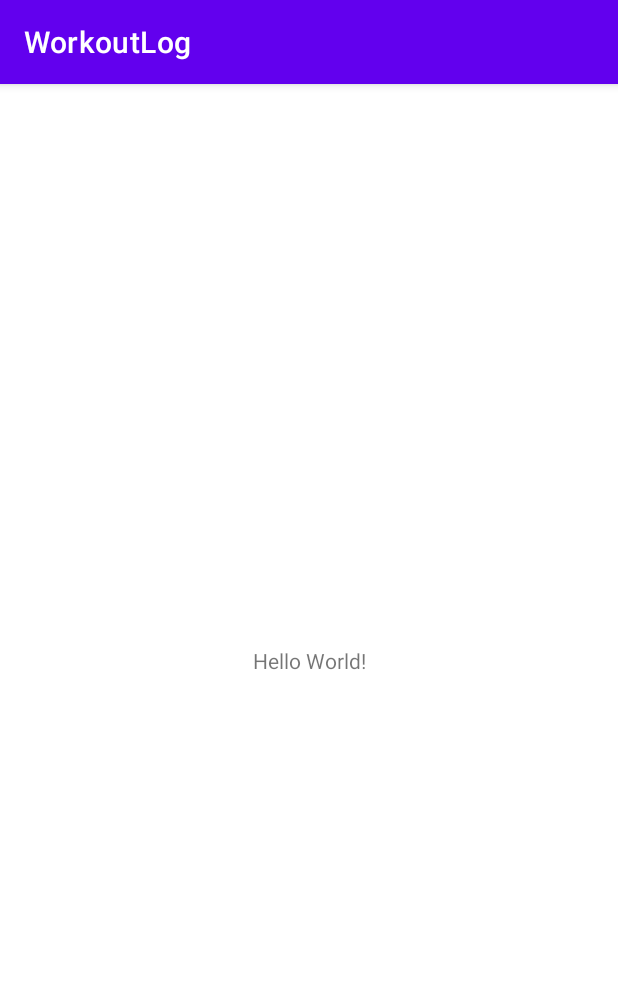
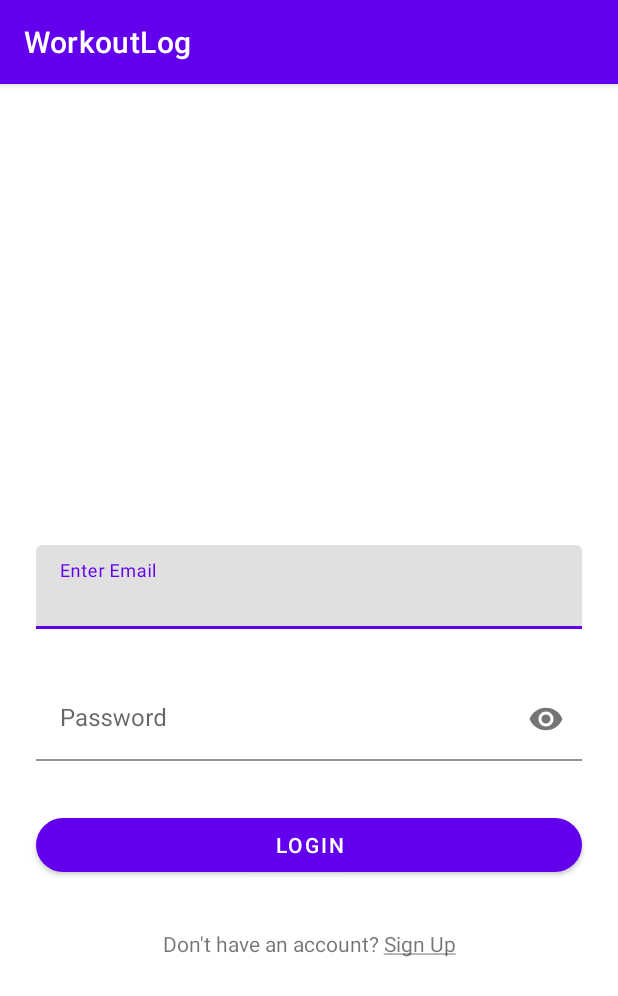
Before and after one commit to SharonChepkoech/Workout-Log, an Android app: the screen it shows after launch (MainActivity before the commit, LoginActivity after it), on a phone screen of 412 x 824 dp. Shown: the top 996 px of the screen. Run offline under Robolectric (Android 15) with nearby library versions, the phone set to English and light mode, and no system bars.

Commit message:
First commit

```diff
--- a/app/src/main/AndroidManifest.xml
+++ b/app/src/main/AndroidManifest.xml
@@ -10,8 +10,12 @@
         android:supportsRtl="true"
         android:theme="@style/Theme.WorkoutLog">
         <activity
-            android:name=".MainActivity"
-            android:exported="true">
+            android:name=".LoginActivity"
+            android:exported="false" />
+        <activity
+            android:name=".SplashActivity"
+            android:exported="true"
+            android:theme="@style/splashTheme">
             <intent-filter>
                 <action android:name="android.intent.action.MAIN" />
 
--- a/app/src/main/java/dev/chepkoech/workoutlog/MainActivity.kt
+++ b/app/src/main/java/dev/chepkoech/workoutlog/LoginActivity.kt
@@ -3,9 +3,9 @@ package dev.chepkoech.workoutlog
 import androidx.appcompat.app.AppCompatActivity
 import android.os.Bundle
 
-class MainActivity : AppCompatActivity() {
+class LoginActivity : AppCompatActivity() {
     override fun onCreate(savedInstanceState: Bundle?) {
         super.onCreate(savedInstanceState)
-        setContentView(R.layout.activity_main)
+        setContentView(R.layout.activity_login)
     }
 }
--- /dev/null
+++ b/app/src/main/java/dev/chepkoech/workoutlog/SplashActivity.kt
@@ -0,0 +1,14 @@
+package dev.chepkoech.workoutlog
+
+import android.content.Intent
+import androidx.appcompat.app.AppCompatActivity
+import android.os.Bundle
+
+class SplashActivity : AppCompatActivity() {
+    override fun onCreate(savedInstanceState: Bundle?) {
+        super.onCreate(savedInstanceState)
+        val intent = Intent(this,LoginActivity:: class.java)
+        startActivity(intent)
+        finish()
+    }
+}
--- /dev/null
+++ b/app/src/main/res/drawable/splash_bg.xml
@@ -0,0 +1,8 @@
+<?xml version="1.0" encoding="utf-8"?>
+<selector xmlns:android="http://schemas.android.com/apk/res/android">
+    <item>
+        <bitmap android:gravity="fill"
+            android:src="@drawable/splash"/>
+    </item>
+
+</selector>
--- /dev/null
+++ b/app/src/main/res/layout/activity_login.xml
@@ -0,0 +1,81 @@
+<?xml version="1.0" encoding="utf-8"?>
+<androidx.constraintlayout.widget.ConstraintLayout xmlns:android="http://schemas.android.com/apk/res/android"
+    xmlns:app="http://schemas.android.com/apk/res-auto"
+    xmlns:tools="http://schemas.android.com/tools"
+    android:layout_width="match_parent"
+    android:layout_height="match_parent"
+    tools:context=".LoginActivity">
+
+    <androidx.constraintlayout.widget.Guideline
+        android:id="@+id/guideline3"
+        android:layout_width="wrap_content"
+        android:layout_height="wrap_content"
+        android:orientation="horizontal"
+        app:layout_constraintGuide_percent="0.4" />
+
+    <com.google.android.material.textfield.TextInputLayout
+        android:id="@+id/tilEmail"
+        android:layout_width="0dp"
+        android:layout_height="wrap_content"
+        android:layout_marginStart="24dp"
+        android:layout_marginEnd="24dp"
+        android:background="@android:color/transparent"
+        app:layout_constraintEnd_toEndOf="parent"
+        app:layout_constraintStart_toStartOf="parent"
+        app:layout_constraintTop_toTopOf="@+id/guideline3">
+
+        <com.google.android.material.textfield.TextInputEditText
+            android:id="@+id/tieEmail"
+            android:layout_width="match_parent"
+            android:layout_height="wrap_content"
+            android:hint="@string/enter_email"
+            android:inputType="textEmailAddress" />
+    </com.google.android.material.textfield.TextInputLayout>
+
+    <com.google.android.material.textfield.TextInputLayout
+        android:id="@+id/tilPassword"
+        android:layout_width="0dp"
+        android:layout_height="wrap_content"
+        android:layout_marginStart="24dp"
+        android:layout_marginTop="32dp"
+        android:layout_marginEnd="24dp"
+        app:boxBackgroundColor="@android:color/transparent"
+        app:layout_constraintEnd_toEndOf="parent"
+        app:layout_constraintStart_toStartOf="parent"
+        app:layout_constraintTop_toBottomOf="@+id/tilEmail"
+        app:passwordToggleEnabled="true">
+
+        <com.google.android.material.textfield.TextInputEditText
+            android:id="@+id/tiePassword"
+            android:layout_width="match_parent"
+            android:layout_height="wrap_content"
+            android:hint="@string/password"
+            android:inputType="textPassword" />
+    </com.google.android.material.textfield.TextInputLayout>
+
+    <Button
+        android:id="@+id/btnLogin"
+        android:layout_width="0dp"
+        android:layout_height="wrap_content"
+        android:layout_marginStart="24dp"
+        android:layout_marginTop="32dp"
+        android:layout_marginEnd="24dp"
+        android:text="@string/login"
+        app:cornerRadius="50dp"
+        app:layout_constraintEnd_toEndOf="parent"
+        app:layout_constraintStart_toStartOf="parent"
+        app:layout_constraintTop_toBottomOf="@+id/tilPassword" />
+
+    <TextView
+        android:id="@+id/tvSignUp"
+        android:layout_width="wrap_content"
+        android:layout_height="wrap_content"
+        android:layout_marginStart="24dp"
+        android:layout_marginTop="32dp"
+        android:layout_marginEnd="24dp"
+        android:text="@string/sign_up"
+        app:layout_constraintEnd_toEndOf="parent"
+        app:layout_constraintStart_toStartOf="parent"
+        app:layout_constraintTop_toBottomOf="@+id/btnLogin" />
+
+</androidx.constraintlayout.widget.ConstraintLayout>
--- a/app/src/main/res/layout/activity_main.xml
+++ /dev/null
@@ -1,18 +0,0 @@
-<?xml version="1.0" encoding="utf-8"?>
-<androidx.constraintlayout.widget.ConstraintLayout xmlns:android="http://schemas.android.com/apk/res/android"
-    xmlns:app="http://schemas.android.com/apk/res-auto"
-    xmlns:tools="http://schemas.android.com/tools"
-    android:layout_width="match_parent"
-    android:layout_height="match_parent"
-    tools:context=".MainActivity">
-
-    <TextView
-        android:layout_width="wrap_content"
-        android:layout_height="wrap_content"
-        android:text="Hello World!"
-        app:layout_constraintBottom_toBottomOf="parent"
-        app:layout_constraintLeft_toLeftOf="parent"
-        app:layout_constraintRight_toRightOf="parent"
-        app:layout_constraintTop_toTopOf="parent" />
-
-</androidx.constraintlayout.widget.ConstraintLayout>
--- a/app/src/main/res/values/strings.xml
+++ b/app/src/main/res/values/strings.xml
@@ -1,3 +1,7 @@
 <resources>
     <string name="app_name">WorkoutLog</string>
+    <string name="password">Password</string>
+    <string name="login">Login</string>
+    <string name="enter_email">Enter Email</string>
+    <string name="sign_up">Don\'t have an account? <u>Sign Up</u></string>
 </resources>
--- a/app/src/main/res/values/themes.xml
+++ b/app/src/main/res/values/themes.xml
@@ -13,4 +13,11 @@
         <item name="android:statusBarColor" tools:targetApi="l">?attr/colorPrimaryVariant</item>
         <!-- Customize your theme here. -->
     </style>
+
+    <style name="splashTheme" parent="Theme.MaterialComponents.DayNight.NoActionBar">
+        <item name="android:windowBackground">@drawable/splash_bg</item>
+        <item name="android:windowFullscreen">true</item>
+    </style>
+
+
 </resources>
```
Also changed, not shown: app/src/main/res/drawable/splash.jpg (added).
